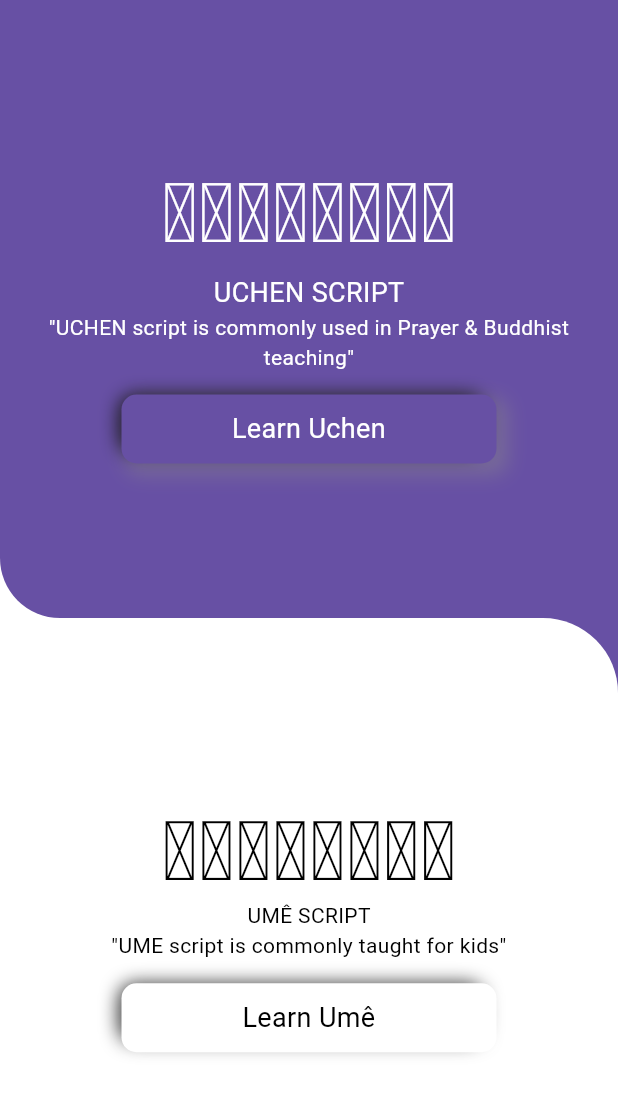
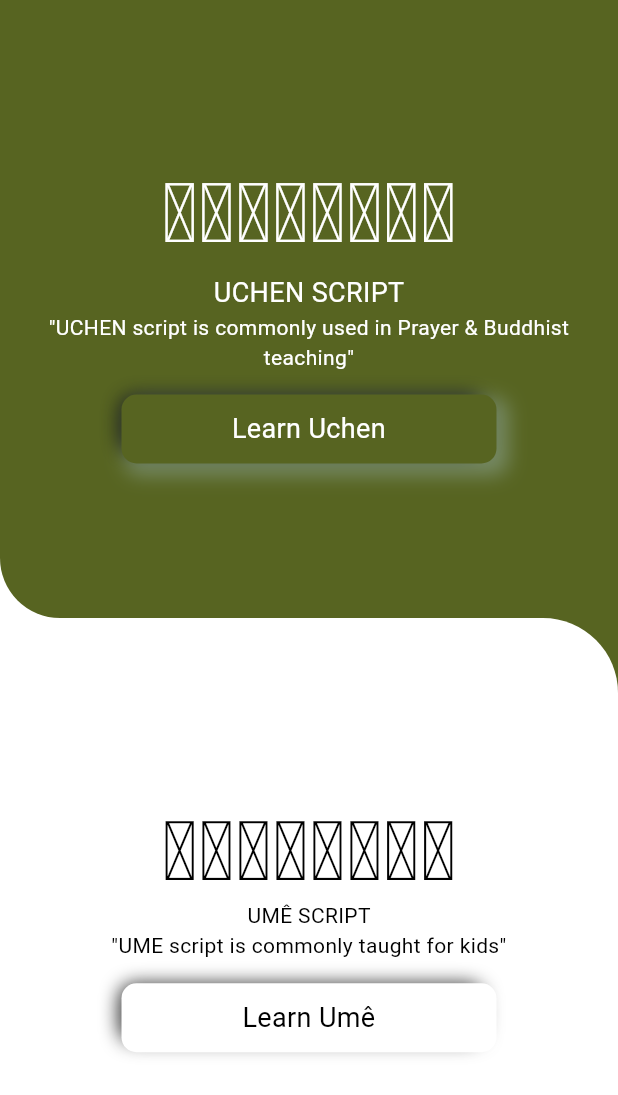
Before and after one commit to CodingWithTashi/TibetanLanguageLearningApp, a Flutter app: the screen it shows after launch, on a phone screen of 412 x 824 dp. Shown: the top 1095 px of the screen. Run offline on Flutter 3.47's test engine with Material 3 defaults, Android fonts, the phone set to English and light mode, and no system bars; our stand-ins replace animated_text_kit, bloc, carousel_slider, confetti, equatable, firebase_core and 11 more; missing offline and left inert: painter; accounts and stored records are empty; generated files the repository leaves out were written again; Roboto replaces fonts that are missing (jomolhari, tsutong).

Commit message:
fix code, default lang to english

```diff
--- a/lib/l10n/app_bo.arb
+++ b/lib/l10n/app_bo.arb
@@ -3,7 +3,7 @@
     "learnLangauge": "སྐད་ཡིག་སྦྱོང།",
     "practiceLanguage": "སྦྱོང་བརྡར་བྱེད།",
     "useCases": "བེད་སྤྱོད་བྱེད།",
-    "playGame": "རྩེད་མོ།",
+    "playGame": "རྩེད་མོ། (ཚོད་ལྟ།)",
     "thirtyConsonant":"གསལ་བྱེད་སུམ་ཅུ།",
     "fourVowels":"དབྱངས་བཞི།",
     "fivePrefixes":"སྔོན་འཇུག་ལྔ།",
@@ -21,6 +21,6 @@
     "color":"ཚོན་མདོག།",
     "family":"ནང་ཚང།",
     "number":"ཨང་ཀི།",
-    "playGame":"རྩེད་མོ་རྩེ།",
+    "playGame":"རྩེད་མོ་ (ཚོད་ལྟ།)",
     "spellingBeeContest":"དག་ཆ་། འགྲན་སྡུར།"
 }
--- a/lib/l10n/app_en.arb
+++ b/lib/l10n/app_en.arb
@@ -3,7 +3,7 @@
       "learnLangauge": "Learn",
       "practiceLanguage": "Practice",
       "useCases": "Use Cases",
-      "playGame": "Play Game",
+      "playGame": "Play Game (Beta)",
       "thirtyConsonant":"Tibetan 30 consonants",
       "fourVowels":"Four Vowels",
       "fivePrefixes":"five Prefixes",
@@ -21,7 +21,7 @@
       "color":"Colors",
       "family":"Family",
       "number":"Numbers",
-      "playGame":"Play Game",
+      "playGame":"Game (Beta)",
       "spellingBeeContest":"Spelling Contest"
 
 }
--- a/lib/main.dart
+++ b/lib/main.dart
@@ -35,7 +35,7 @@ class MyApp extends StatelessWidget {
   Widget build(BuildContext context) {
     return BlocProvider<LanguageCubit>(
       create: (context) => LanguageCubit(
-          Locale.fromSubtags(languageCode: "bo"), AppConstant.JOMAHALI_FAMILY),
+          Locale.fromSubtags(languageCode: "en"), AppConstant.JOMAHALI_FAMILY),
       child: StartPage(),
     );
   }
@@ -49,21 +49,23 @@ class StartPage extends StatelessWidget {
     return BlocBuilder<LanguageCubit, LanguageState>(
       builder: (context, state) {
         return MaterialApp(
+
           locale: BlocProvider.of<LanguageCubit>(context).locale,
           debugShowCheckedModeBanner: false,
           title: 'Tibetan Language Learning App',
           localizationsDelegates: [
             MaterialLocalizationTbDelegate(),
             AppLocalizations.delegate,
-            GlobalMaterialLocalizations.delegate,
+            ...GlobalMaterialLocalizations.delegates,
             GlobalCupertinoLocalizations.delegate,
             GlobalWidgetsLocalizations.delegate
           ],
           supportedLocales: L10n.all,
           theme: ThemeData(
             fontFamily: BlocProvider.of<LanguageCubit>(context).familyName,
-            primarySwatch:
-                ApplicationUtil.createMaterialColor(Color(0xff57612F)),
+            colorScheme: ColorScheme.fromSeed(
+              seedColor: Color(0xff57612F),
+            ),
             pageTransitionsTheme: PageTransitionsTheme(builders: {
               TargetPlatform.android: CupertinoPageTransitionsBuilder(),
             }),
--- a/lib/presentation/game/snake_game/snake_game.dart
+++ b/lib/presentation/game/snake_game/snake_game.dart
@@ -156,6 +156,7 @@ class _SnakeGamePageState extends State<SnakeGamePage> {
   }
 
   updateSnake() {
+
     setState(() {
       switch (direction) {
         case 'down':
@@ -204,7 +205,10 @@ class _SnakeGamePageState extends State<SnakeGamePage> {
     pos = [42, 62, 82, 102];
     var duration = Duration(milliseconds: snakeSpeed);
     Timer.periodic(duration, (Timer timer) {
-      updateSnake();
+      if (mounted) {
+        updateSnake();
+      }
+
       if (gameOver() || endGame) {
         timer.cancel();
         showGameOverDialog();
--- a/lib/presentation/home.dart
+++ b/lib/presentation/home.dart
@@ -243,7 +243,7 @@ class _HomePageState extends State<HomePage> {
       onAdImpression: (Ad ad) => print('Ad impression.'),
     );
     myBanner = BannerAd(
-      adUnitId: AppConstant.TEST_UNIT_ID,
+      adUnitId: AppConstant.BANNER_AD_HOME_UNIT_ID,
       size: AdSize.banner,
       request: AdRequest(),
       listener: listener,
--- a/lib/presentation/learn/learn_menu_page.dart
+++ b/lib/presentation/learn/learn_menu_page.dart
@@ -36,7 +36,7 @@ class _LearnMenuPageState extends State<LearnMenuPage> {
         onAdImpression: (Ad ad) => print('Ad impression.'),
       );
       myBanner = BannerAd(
-        adUnitId: AppConstant.TEST_UNIT_ID,
+        adUnitId: AppConstant.BANNER_AD_LEARN_MENU_UNIT_ID,
         size: AdSize.banner,
         request: AdRequest(),
         listener: listener,
--- a/lib/presentation/practice/practice_menu_page.dart
+++ b/lib/presentation/practice/practice_menu_page.dart
@@ -36,7 +36,7 @@ class _PracticeMenuPageState extends State<PracticeMenuPage> {
         onAdImpression: (Ad ad) => print('Ad impression.'),
       );
       myBanner = BannerAd(
-        adUnitId: AppConstant.TEST_UNIT_ID,
+        adUnitId: AppConstant.BANNER_AD_PRACTICE_MENU_UNIT_ID,
         size: AdSize.banner,
         request: AdRequest(),
         listener: listener,
--- a/lib/presentation/widget/language_widget.dart
+++ b/lib/presentation/widget/language_widget.dart
@@ -33,9 +33,9 @@ class _LanguageWidgetState extends State<LanguageWidget> {
             if (state is LanguageLoaded) {
               return Switch(
                 value: state.locale.languageCode == "bo",
-                onChanged: (value) {
+                onChanged: (value) async {
                   String? languageType =
-                      getIt<SharedPreferences>().getString('familyName');
+                     await  getIt<SharedPreferences>().getString('familyName');
 
                   if (value) {
                     cubit.updateLocale(L10n.all[1],
--- a/pubspec.yaml
+++ b/pubspec.yaml
@@ -4,7 +4,7 @@ description: Tibetan Language Learning App
 
 publish_to: 'none' # Remove this line if you wish to publish to pub.dev
 
-version: 1.1.1+12
+version: 1.1.2+13
 
 environment:
   sdk: ">=2.17.0 <3.0.0"
```
Also changed, not shown: lib/presentation/language_type_page.dart (+11 -4 lines), 1 other file.
